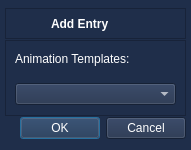
First picture: the form in AnimationReader/nodedialog.ui, repository nothanley/AnimDefinitions, before the edit.
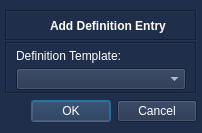
Second picture: the form after the edit. Icons and pictures are not drawn.

Patch:
```diff
--- a/AnimationReader/nodedialog.ui
+++ b/AnimationReader/nodedialog.ui
@@ -6,8 +6,8 @@
    <rect>
     <x>0</x>
     <y>0</y>
-    <width>191</width>
-    <height>150</height>
+    <width>202</width>
+    <height>133</height>
    </rect>
   </property>
   <property name="windowTitle">
@@ -58,7 +58,17 @@
    <property name="verticalSpacing">
     <number>1</number>
    </property>
-   <item row="1" column="0" colspan="2">
+   <item row="4" column="1">
+    <widget class="QDialogButtonBox" name="buttonBox">
+     <property name="orientation">
+      <enum>Qt::Horizontal</enum>
+     </property>
+     <property name="standardButtons">
+      <set>QDialogButtonBox::Cancel|QDialogButtonBox::Ok</set>
+     </property>
+    </widget>
+   </item>
+   <item row="2" column="0" colspan="2">
     <widget class="QFrame" name="frame">
      <property name="styleSheet">
       <string notr="true">QLineEdit {
@@ -71,10 +81,10 @@
 }</string>
      </property>
      <property name="frameShape">
-      <enum>QFrame::StyledPanel</enum>
+      <enum>QFrame::Box</enum>
      </property>
      <property name="frameShadow">
-      <enum>QFrame::Raised</enum>
+      <enum>QFrame::Sunken</enum>
      </property>
      <layout class="QGridLayout" name="gridLayout_2">
       <property name="topMargin">
@@ -83,6 +93,9 @@
       <property name="bottomMargin">
        <number>0</number>
       </property>
+      <property name="verticalSpacing">
+       <number>0</number>
+      </property>
       <item row="1" column="0" colspan="2">
        <widget class="QComboBox" name="comboBox">
         <property name="minimumSize">
@@ -107,14 +120,14 @@
          </font>
         </property>
         <property name="text">
-         <string>Animation Templates:</string>
+         <string>Definition Template:</string>
         </property>
        </widget>
       </item>
      </layout>
     </widget>
    </item>
-   <item row="0" column="0" colspan="2">
+   <item row="1" column="0" colspan="2">
     <widget class="QFrame" name="frame_2">
      <property name="maximumSize">
       <size>
@@ -123,14 +136,20 @@
       </size>
      </property>
      <property name="frameShape">
-      <enum>QFrame::StyledPanel</enum>
+      <enum>QFrame::Box</enum>
      </property>
      <property name="frameShadow">
-      <enum>QFrame::Raised</enum>
+      <enum>QFrame::Sunken</enum>
+     </property>
+     <property name="lineWidth">
+      <number>1</number>
+     </property>
+     <property name="midLineWidth">
+      <number>0</number>
      </property>
      <layout class="QHBoxLayout" name="horizontalLayout">
       <property name="spacing">
-       <number>6</number>
+       <number>4</number>
       </property>
       <property name="leftMargin">
        <number>4</number>
@@ -172,23 +191,54 @@
           <bold>true</bold>
          </font>
         </property>
+        <property name="frameShape">
+         <enum>QFrame::NoFrame</enum>
+        </property>
         <property name="text">
-         <string>Add Entry</string>
+         <string>Add Definition Entry</string>
+        </property>
+        <property name="scaledContents">
+         <bool>true</bool>
+        </property>
+        <property name="alignment">
+         <set>Qt::AlignLeading|Qt::AlignLeft|Qt::AlignVCenter</set>
         </property>
        </widget>
       </item>
      </layout>
     </widget>
    </item>
-   <item row="2" column="1">
-    <widget class="QDialogButtonBox" name="buttonBox">
+   <item row="3" column="1">
+    <spacer name="verticalSpacer">
      <property name="orientation">
-      <enum>Qt::Horizontal</enum>
+      <enum>Qt::Vertical</enum>
      </property>
-     <property name="standardButtons">
-      <set>QDialogButtonBox::Cancel|QDialogButtonBox::Ok</set>
+     <property name="sizeType">
+      <enum>QSizePolicy::Maximum</enum>
      </property>
-    </widget>
+     <property name="sizeHint" stdset="0">
+      <size>
+       <width>20</width>
+       <height>5</height>
+      </size>
+     </property>
+    </spacer>
+   </item>
+   <item row="0" column="0">
+    <spacer name="verticalSpacer_2">
+     <property name="orientation">
+      <enum>Qt::Vertical</enum>
+     </property>
+     <property name="sizeType">
+      <enum>QSizePolicy::Maximum</enum>
+     </property>
+     <property name="sizeHint" stdset="0">
+      <size>
+       <width>20</width>
+       <height>2</height>
+      </size>
+     </property>
+    </spacer>
    </item>
   </layout>
  </widget>
```
Left out of the diff: 9 changed lines with no effect on the pictures.
